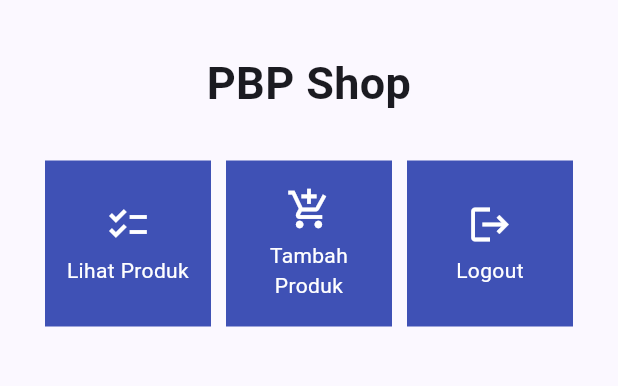
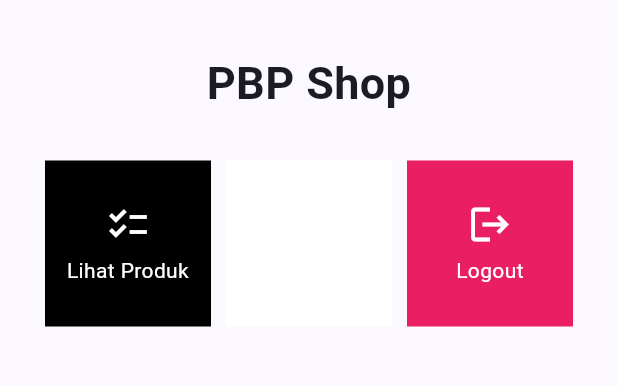
Before and after one commit to matthewhjt/stocko-tapi-mobile, a Flutter app: the screen it shows after launch, on a phone screen of 412 x 824 dp, the part 63-449 px from its top. Run offline on Flutter 3.47's test engine with Material 2 defaults, Android fonts, the phone set to English and light mode, and no system bars.

```diff
--- a/lib/menu.dart
+++ b/lib/menu.dart
@@ -4,9 +4,9 @@
   MyHomePage({Key? key}) : super(key: key);
 
   final List<ShopItem> items = [
-    ShopItem("Lihat Produk", Icons.checklist),
-    ShopItem("Tambah Produk", Icons.add_shopping_cart),
-    ShopItem("Logout", Icons.logout),
+    ShopItem("Lihat Produk", Icons.checklist, Colors.black),
+    ShopItem("Tambah Produk", Icons.add_shopping_cart, Colors.white),
+    ShopItem("Logout", Icons.logout, Colors.pink),
   ];
 
   @override
@@ -61,8 +61,9 @@
 class ShopItem {
   final String name;
   final IconData icon;
+  final Color color;
 
-  ShopItem(this.name, this.icon);
+  ShopItem(this.name, this.icon, this.color);
 }
 
 class ShopCard extends StatelessWidget {
@@ -73,7 +74,7 @@
   @override
   Widget build(BuildContext context) {
     return Material(
-      color: Colors.indigo,
+      color: item.color,
       child: InkWell(
         // Area responsive terhadap sentuhan
         onTap: () {
```
